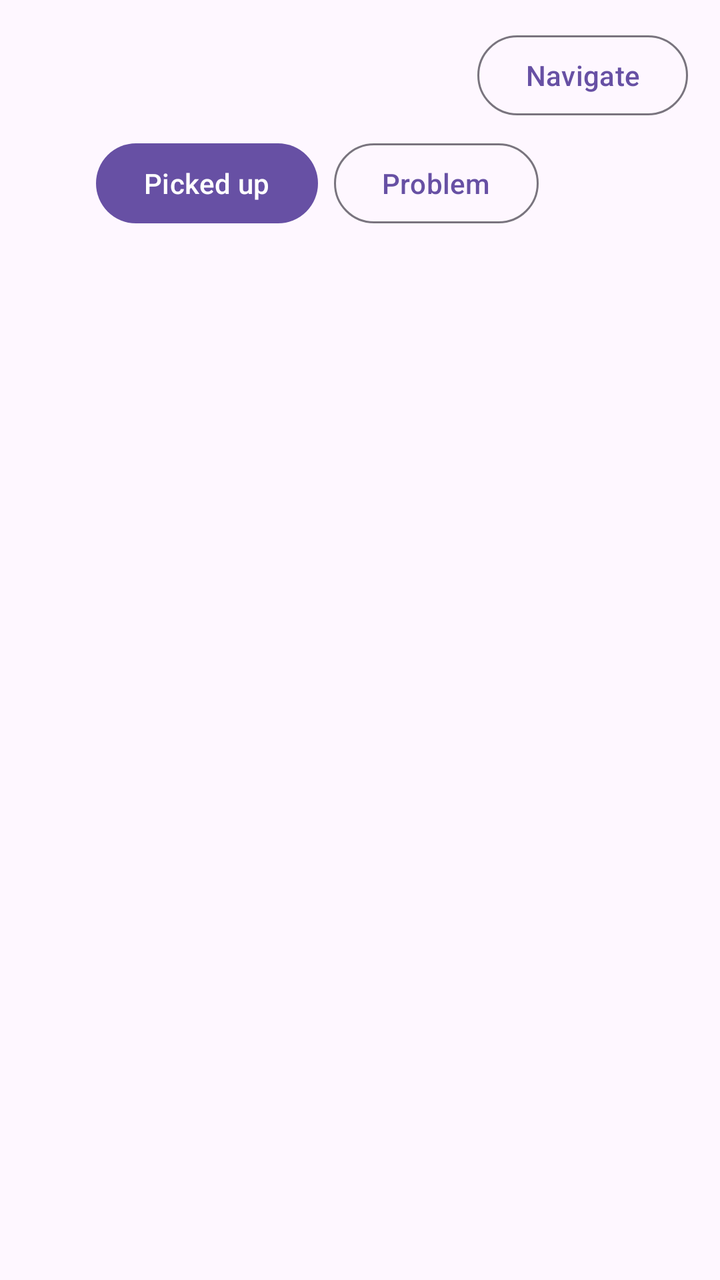
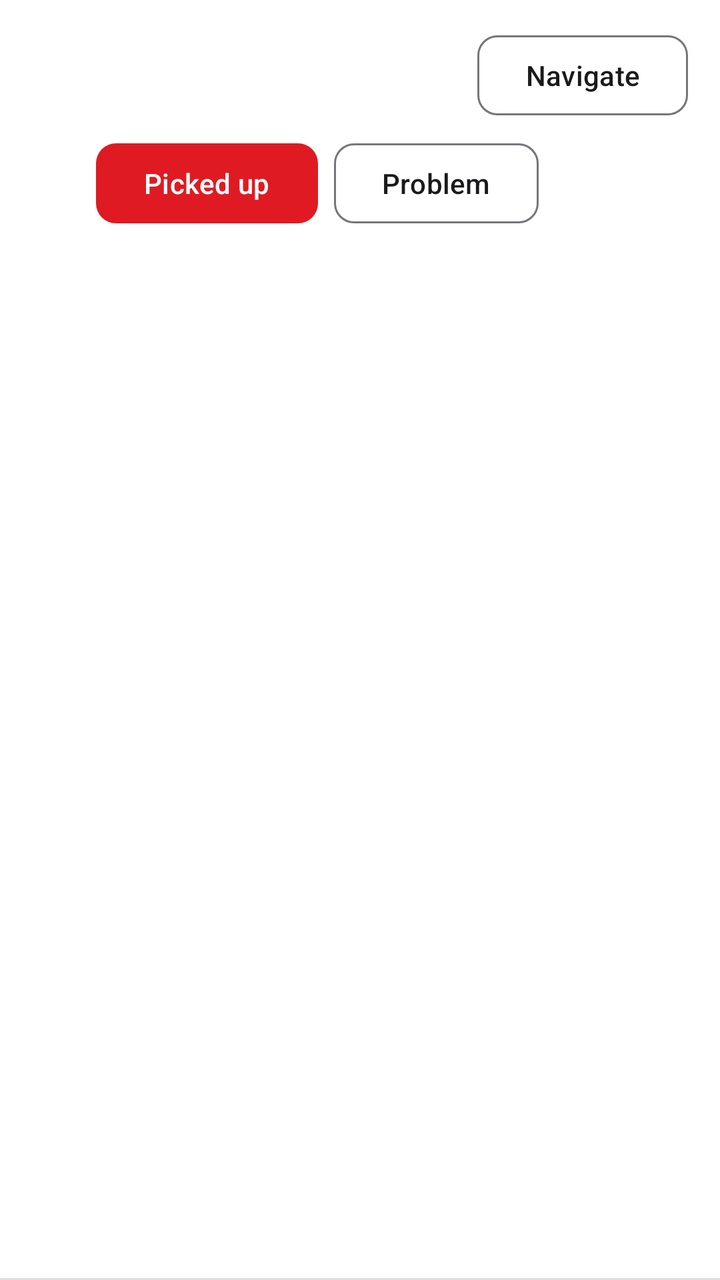

Two renders of the same Android screen: before a commit and after it. Below are the layout's source before the change and the commit's diff.
<!-- AndroidManifest.xml: application theme Theme.ACDOS -->
<!-- res/layout/item_route_stop.xml -->
<?xml version="1.0" encoding="utf-8"?>
<LinearLayout xmlns:android="http://schemas.android.com/apk/res/android"
    android:layout_width="match_parent"
    android:layout_height="wrap_content"
    android:orientation="vertical"
    android:paddingHorizontal="16dp"
    android:paddingVertical="8dp">

    <LinearLayout
        android:layout_width="match_parent"
        android:layout_height="wrap_content"
        android:gravity="center_vertical"
        android:minHeight="56dp"
        android:orientation="horizontal">

        <TextView
            android:id="@+id/number"
            android:layout_width="32dp"
            android:layout_height="wrap_content"
            android:textAppearance="?attr/textAppearanceTitleMedium" />

        <LinearLayout
            android:layout_width="0dp"
            android:layout_height="wrap_content"
            android:layout_weight="1"
            android:orientation="vertical">

            <TextView
                android:id="@+id/crew_name"
                android:layout_width="wrap_content"
                android:layout_height="wrap_content"
                android:textAppearance="?attr/textAppearanceTitleMedium" />

            <TextView
                android:id="@+id/zone"
                android:layout_width="wrap_content"
                android:layout_height="wrap_content"
                android:textAppearance="?attr/textAppearanceBodyMedium" />

            <TextView
                android:id="@+id/pickup_time"
                android:layout_width="wrap_content"
                android:layout_height="wrap_content"
                android:textAppearance="?attr/textAppearanceBodyMedium" />

        </LinearLayout>

        <Button
            android:id="@+id/navigate"
            style="?attr/materialButtonOutlinedStyle"
            android:layout_width="wrap_content"
            android:layout_height="wrap_content"
            android:text="@string/action_navigate" />

    </LinearLayout>

    <TextView
        android:id="@+id/status"
        android:layout_width="wrap_content"
        android:layout_height="wrap_content"
        android:layout_marginStart="32dp"
        android:textAppearance="?attr/textAppearanceLabelLarge"
        android:visibility="gone" />

    <LinearLayout
        android:id="@+id/actions"
        android:layout_width="wrap_content"
        android:layout_height="wrap_content"
        android:layout_marginStart="32dp"
        android:orientation="horizontal">

        <Button
            android:id="@+id/picked_up"
            android:layout_width="wrap_content"
            android:layout_height="wrap_content"
            android:text="@string/route_action_picked_up" />

        <Button
            android:id="@+id/problem"
            style="?attr/materialButtonOutlinedStyle"
            android:layout_width="wrap_content"
            android:layout_height="wrap_content"
            android:layout_marginStart="8dp"
            android:text="@string/route_action_problem" />

    </LinearLayout>

</LinearLayout>
<!-- resources referenced by this layout -->
<resources>
  <style name="Base.Theme.ACDOS" parent="Theme.Material3.DayNight.NoActionBar">
          
          
      </style>
  <!-- unchanged entries left out for length: 4 -->
</resources>

<!-- the commit's change to res/layout/item_route_stop.xml (unified diff, before → after) -->
@@ -1,5 +1,6 @@
 <?xml version="1.0" encoding="utf-8"?>
 <LinearLayout xmlns:android="http://schemas.android.com/apk/res/android"
+    style="@style/Widget.ACDOS.ListRow"
     android:layout_width="match_parent"
     android:layout_height="wrap_content"
     android:orientation="vertical"
@@ -35,13 +36,13 @@
                 android:id="@+id/zone"
                 android:layout_width="wrap_content"
                 android:layout_height="wrap_content"
-                android:textAppearance="?attr/textAppearanceBodyMedium" />
+                android:textAppearance="@style/TextAppearance.ACDOS.Secondary" />
 
             <TextView
                 android:id="@+id/pickup_time"
                 android:layout_width="wrap_content"
                 android:layout_height="wrap_content"
-                android:textAppearance="?attr/textAppearanceBodyMedium" />
+                android:textAppearance="@style/TextAppearance.ACDOS.Secondary" />
 
         </LinearLayout>
 
@@ -54,12 +55,20 @@
 
     </LinearLayout>
 
-    <TextView
-        android:id="@+id/status"
+    <com.google.android.material.chip.Chip
+        android:id="@+id/status_success"
+        style="@style/Widget.ACDOS.Chip.Success"
         android:layout_width="wrap_content"
         android:layout_height="wrap_content"
         android:layout_marginStart="32dp"
-        android:textAppearance="?attr/textAppearanceLabelLarge"
+        android:visibility="gone" />
+
+    <com.google.android.material.chip.Chip
+        android:id="@+id/status_warning"
+        style="@style/Widget.ACDOS.Chip.Warning"
+        android:layout_width="wrap_content"
+        android:layout_height="wrap_content"
+        android:layout_marginStart="32dp"
         android:visibility="gone" />
 
     <LinearLayout
<!-- resource entries referenced after the edit -->
@@ -1,8 +1,284 @@
 <!-- resources referenced by this layout -->
 <resources>
+  <style name="TextAppearance.ACDOS.Secondary" parent="TextAppearance.Material3.BodyMedium">
+          <item name="android:textColor">?attr/colorOnSurfaceVariant</item>
+      </style>
+  <style name="Widget.ACDOS.Chip.Success">
+          <item name="chipBackgroundColor">?attr/colorSuccessContainer</item>
+          <item name="android:textColor">?attr/colorOnSuccessContainer</item>
+      </style>
+  <style name="Widget.ACDOS.Chip.Warning">
+          <item name="chipBackgroundColor">?attr/colorWarningContainer</item>
+          <item name="android:textColor">?attr/colorOnWarningContainer</item>
+      </style>
+  <style name="Widget.ACDOS.ListRow" parent="">
+          <item name="android:background">@drawable/bg_list_row</item>
+          <item name="android:minHeight">48dp</item>
+      </style>
+  <!-- drawable bg_list_row (drawable) -->
+  <?xml version="1.0" encoding="utf-8"?>
+  <layer-list xmlns:android="http://schemas.android.com/apk/res/android">
+      <item>
+          <shape>
+              <solid android:color="?attr/colorOutlineVariant" />
+          </shape>
+      </item>
+      <item android:bottom="1dp">
+          <shape>
+              <solid android:color="?attr/colorSurface" />
+          </shape>
+      </item>
+  </layer-list>
   <style name="Base.Theme.ACDOS" parent="Theme.Material3.DayNight.NoActionBar">
           
-          
+          <item name="colorPrimary">@color/kq_red</item>
+          <item name="colorOnPrimary">@color/on_kq_red</item>
+          <item name="colorPrimaryContainer">@color/role_primary_container</item>
+          <item name="colorOnPrimaryContainer">@color/role_on_primary_container</item>
+          <item name="colorPrimaryInverse">@color/role_primary_inverse</item>
+          <item name="colorPrimaryFixed">@color/fixed_primary_fixed</item>
+          <item name="colorPrimaryFixedDim">@color/fixed_primary_fixed_dim</item>
+          <item name="colorOnPrimaryFixed">@color/fixed_on_primary_fixed</item>
+          <item name="colorOnPrimaryFixedVariant">@color/fixed_on_primary_fixed_variant</item>
+  
+          
+          <item name="colorSecondary">@color/role_secondary</item>
+          <item name="colorOnSecondary">@color/role_on_secondary</item>
+          <item name="colorSecondaryContainer">@color/role_primary_container</item>
+          <item name="colorOnSecondaryContainer">@color/role_on_primary_container</item>
+          <item name="colorSecondaryFixed">@color/fixed_neutral_fixed</item>
+          <item name="colorSecondaryFixedDim">@color/fixed_neutral_fixed_dim</item>
+          <item name="colorOnSecondaryFixed">@color/fixed_on_neutral_fixed</item>
+          <item name="colorOnSecondaryFixedVariant">@color/fixed_on_neutral_fixed_variant</item>
+          <item name="colorTertiary">@color/role_tertiary</item>
+          <item name="colorOnTertiary">@color/role_on_tertiary</item>
+          <item name="colorTertiaryContainer">@color/role_tertiary_container</item>
+          <item name="colorOnTertiaryContainer">@color/role_on_tertiary_container</item>
+          <item name="colorTertiaryFixed">@color/fixed_neutral_fixed</item>
+          <item name="colorTertiaryFixedDim">@color/fixed_neutral_fixed_dim</item>
+          <item name="colorOnTertiaryFixed">@color/fixed_on_neutral_fixed</item>
+          <item name="colorOnTertiaryFixedVariant">@color/fixed_on_neutral_fixed_variant</item>
+  
+          
+          <item name="android:colorBackground">@color/role_background</item>
+          <item name="colorOnBackground">@color/role_on_surface</item>
+          <item name="colorSurface">@color/role_surface</item>
+          <item name="colorSurfaceContainerLowest">@color/role_surface_container_lowest</item>
+          <item name="colorSurfaceContainerLow">@color/role_surface_container_low</item>
+          <item name="colorSurfaceContainer">@color/role_surface_container</item>
+          <item name="colorSurfaceContainerHigh">@color/role_surface_container_high</item>
+          <item name="colorSurfaceContainerHighest">@color/role_surface_container_highest</item>
+          <item name="colorSurfaceVariant">@color/role_surface_variant</item>
+          <item name="colorSurfaceBright">@color/role_surface_bright</item>
+          <item name="colorSurfaceDim">@color/role_surface_dim</item>
+          <item name="colorSurfaceInverse">@color/role_surface_inverse</item>
+          <item name="colorOnSurface">@color/role_on_surface</item>
+          <item name="colorOnSurfaceVariant">@color/role_on_surface_variant</item>
+          <item name="colorOnSurfaceInverse">@color/role_on_surface_inverse</item>
+          <item name="colorOutline">@color/role_outline</item>
+          <item name="colorOutlineVariant">@color/role_outline_variant</item>
+          
+          <item name="elevationOverlayEnabled">false</item>
+  
+          
+          <item name="colorError">@color/role_error</item>
+          <item name="colorOnError">@color/role_on_error</item>
+          <item name="colorErrorContainer">@color/role_error_container</item>
+          <item name="colorOnErrorContainer">@color/role_on_error_container</item>
+          <item name="colorWarningContainer">@color/role_warning_container</item>
+          <item name="colorOnWarningContainer">@color/role_on_warning_container</item>
+          <item name="colorSuccessContainer">@color/role_success_container</item>
+          <item name="colorOnSuccessContainer">@color/role_on_success_container</item>
+  
+          
+          <item name="colorControlActivated">?attr/colorOnPrimaryContainer</item>
+          <item name="android:textColorLink">?attr/colorOnPrimaryContainer</item>
+          <item name="android:textColorLinkInverse">?attr/colorPrimaryInverse</item>
+          <item name="android:textColorHighlight">?attr/colorPrimaryContainer</item>
+  
+          
+          <item name="textAppearanceDisplaySmall">@style/TextAppearance.ACDOS.DisplaySmall</item>
+          <item name="textAppearanceHeadlineMedium">@style/TextAppearance.ACDOS.HeadlineMedium</item>
+          <item name="textAppearanceTitleLarge">@style/TextAppearance.ACDOS.TitleLarge</item>
+          <item name="textAppearanceTitleMedium">@style/TextAppearance.ACDOS.TitleMedium</item>
+          <item name="textAppearanceTitleSmall">@style/TextAppearance.ACDOS.TitleSmall</item>
+          <item name="textAppearanceLabelLarge">@style/TextAppearance.ACDOS.LabelLarge</item>
+          <item name="textAppearanceLabelMedium">@style/TextAppearance.ACDOS.LabelMedium</item>
+  
+          
+          <item name="shapeAppearanceCornerExtraSmall">@style/ShapeAppearance.ACDOS.ExtraSmall</item>
+          <item name="shapeAppearanceCornerSmall">@style/ShapeAppearance.ACDOS.Small</item>
+          <item name="shapeAppearanceCornerMedium">@style/ShapeAppearance.ACDOS.Medium</item>
+          <item name="shapeAppearanceCornerLarge">@style/ShapeAppearance.ACDOS.Large</item>
+          <item name="shapeAppearanceCornerExtraLarge">@style/ShapeAppearance.ACDOS.ExtraLarge</item>
+  
+          
+          <item name="materialButtonStyle">@style/Widget.ACDOS.Button</item>
+          <item name="borderlessButtonStyle">@style/Widget.ACDOS.Button.Text</item>
+          <item name="materialButtonOutlinedStyle">@style/Widget.ACDOS.Button.Outlined</item>
+          <item name="buttonBarButtonStyle">@style/Widget.ACDOS.Button.Dialog</item>
+          <item name="materialAlertDialogTheme">@style/ThemeOverlay.ACDOS.MaterialAlertDialog</item>
+          <item name="textInputOutlinedStyle">@style/Widget.ACDOS.TextInputLayout</item>
+          <item name="materialCardViewOutlinedStyle">@style/Widget.ACDOS.CardView</item>
+          <item name="bottomNavigationStyle">@style/Widget.ACDOS.BottomNavigationView</item>
+          <item name="toolbarStyle">@style/Widget.ACDOS.Toolbar</item>
+          <item name="tabStyle">@style/Widget.ACDOS.TabLayout</item>
+          <item name="android:progressBarStyle">@style/Widget.ACDOS.ProgressBar</item>
+      </style>
+  <color name="kq_red">#E01A22</color>
+  <color name="on_kq_red">#FFFFFF</color>
+  <color name="role_primary_container">#FDE7E9</color>
+  <color name="role_on_primary_container">#7A0012</color>
+  <color name="role_primary_inverse">#FFB3B8</color>
+  <color name="fixed_primary_fixed">#FDE7E9</color>
+  <color name="fixed_primary_fixed_dim">#FFB3B8</color>
+  <color name="fixed_on_primary_fixed">#3F0007</color>
+  <color name="fixed_on_primary_fixed_variant">#7A0012</color>
+  <color name="role_secondary">#55555B</color>
+  <color name="role_on_secondary">#FFFFFF</color>
+  <color name="fixed_neutral_fixed">#E8E8EB</color>
+  <color name="fixed_neutral_fixed_dim">#D0D0D5</color>
+  <color name="fixed_on_neutral_fixed">#1A1A1C</color>
+  <color name="fixed_on_neutral_fixed_variant">#55555B</color>
+  <color name="role_tertiary">#55555B</color>
+  <color name="role_on_tertiary">#FFFFFF</color>
+  <color name="role_tertiary_container">#E8E8EB</color>
+  <color name="role_on_tertiary_container">#1A1A1C</color>
+  <color name="role_background">#F7F7F8</color>
+  <color name="role_on_surface">#1A1A1C</color>
+  <color name="role_surface">#FFFFFF</color>
+  <color name="role_surface_container_lowest">#FFFFFF</color>
+  <color name="role_surface_container_low">#F4F4F5</color>
+  <color name="role_surface_container">#EFEFF1</color>
+  <color name="role_surface_container_high">#E8E8EB</color>
+  <color name="role_surface_container_highest">#E1E1E5</color>
+  <color name="role_surface_variant">#E8E8EB</color>
+  <color name="role_surface_bright">#FFFFFF</color>
+  <color name="role_surface_dim">#DADADE</color>
+  <color name="role_surface_inverse">#2E2E33</color>
+  <color name="role_on_surface_variant">#55555B</color>
+  <color name="role_on_surface_inverse">#F1F1F3</color>
+  <color name="role_outline">#75757C</color>
+  <color name="role_outline_variant">#DEDEE2</color>
+  <color name="role_error">#8C1D18</color>
+  <color name="role_on_error">#FFFFFF</color>
+  <color name="role_error_container">#F9DEDC</color>
+  <color name="role_on_error_container">#8C1D18</color>
+  <color name="role_warning_container">#FCEFC7</color>
+  <color name="role_on_warning_container">#6B4500</color>
+  <color name="role_success_container">#DCF3E3</color>
+  <color name="role_on_success_container">#14532D</color>
+  <style name="TextAppearance.ACDOS.DisplaySmall" parent="TextAppearance.Material3.DisplaySmall">
+          <item name="android:fontFamily">sans-serif-medium</item>
+      </style>
+  <style name="TextAppearance.ACDOS.HeadlineMedium" parent="TextAppearance.Material3.HeadlineMedium">
+          <item name="android:fontFamily">sans-serif-medium</item>
+      </style>
+  <style name="TextAppearance.ACDOS.TitleLarge" parent="TextAppearance.Material3.TitleLarge">
+          <item name="android:fontFamily">sans-serif-medium</item>
+      </style>
+  <style name="TextAppearance.ACDOS.TitleMedium" parent="TextAppearance.Material3.TitleMedium">
+          <item name="android:fontFamily">sans-serif-medium</item>
+      </style>
+  <style name="TextAppearance.ACDOS.TitleSmall" parent="TextAppearance.Material3.TitleSmall">
+          <item name="android:fontFamily">sans-serif-medium</item>
+      </style>
+  <style name="TextAppearance.ACDOS.LabelLarge" parent="TextAppearance.Material3.LabelLarge">
+          <item name="android:fontFamily">sans-serif-medium</item>
+      </style>
+  <style name="TextAppearance.ACDOS.LabelMedium" parent="TextAppearance.Material3.LabelMedium">
+          <item name="android:fontFamily">sans-serif-medium</item>
+      </style>
+  <style name="ShapeAppearance.ACDOS.ExtraSmall" parent="">
+          <item name="cornerFamily">rounded</item>
+          <item name="cornerSize">4dp</item>
+      </style>
+  <style name="ShapeAppearance.ACDOS.Small" parent="">
+          <item name="cornerFamily">rounded</item>
+          <item name="cornerSize">8dp</item>
+      </style>
+  <style name="ShapeAppearance.ACDOS.Medium" parent="">
+          <item name="cornerFamily">rounded</item>
+          <item name="cornerSize">12dp</item>
+      </style>
+  <style name="ShapeAppearance.ACDOS.Large" parent="">
+          <item name="cornerFamily">rounded</item>
+          <item name="cornerSize">16dp</item>
+      </style>
+  <style name="ShapeAppearance.ACDOS.ExtraLarge" parent="">
+          <item name="cornerFamily">rounded</item>
+          <item name="cornerSize">20dp</item>
+      </style>
+  <style name="Widget.ACDOS.Button" parent="Widget.Material3.Button">
+          <item name="shapeAppearance">@style/ShapeAppearance.ACDOS.Button</item>
+      </style>
+  <style name="Widget.ACDOS.Button.Text" parent="Widget.Material3.Button.TextButton">
+          <item name="materialThemeOverlay">@style/ThemeOverlay.ACDOS.Button.Text</item>
+          <item name="shapeAppearance">@style/ShapeAppearance.ACDOS.Button</item>
+      </style>
+  <style name="Widget.ACDOS.Button.Outlined" parent="Widget.Material3.Button.OutlinedButton">
+          <item name="materialThemeOverlay">@style/ThemeOverlay.ACDOS.Button.Outlined</item>
+          <item name="shapeAppearance">@style/ShapeAppearance.ACDOS.Button</item>
+          <item name="strokeColor">@color/button_outline</item>
+      </style>
+  <style name="Widget.ACDOS.Button.Dialog" parent="Widget.Material3.Button.TextButton.Dialog">
+          <item name="materialThemeOverlay">@style/ThemeOverlay.ACDOS.Button.Text</item>
+      </style>
+  <style name="ThemeOverlay.ACDOS.MaterialAlertDialog" parent="ThemeOverlay.Material3.MaterialAlertDialog">
+          <item name="buttonBarPositiveButtonStyle">@style/Widget.ACDOS.Button.Dialog</item>
+          <item name="buttonBarNegativeButtonStyle">@style/Widget.ACDOS.Button.Dialog</item>
+          <item name="buttonBarNeutralButtonStyle">@style/Widget.ACDOS.Button.Dialog</item>
+      </style>
+  <style name="Widget.ACDOS.TextInputLayout" parent="Widget.Material3.TextInputLayout.OutlinedBox">
+          <item name="materialThemeOverlay">@style/ThemeOverlay.ACDOS.TextInputEditText</item>
+          <item name="hintTextColor">@color/text_field_label</item>
+          <item name="android:textColorHint">@color/text_field_label</item>
+          <item name="helperTextTextColor">@color/text_field_label</item>
+          <item name="counterTextColor">@color/text_field_label</item>
+          <item name="placeholderTextColor">@color/text_field_label</item>
+          <item name="prefixTextColor">@color/text_field_label</item>
+          <item name="suffixTextColor">@color/text_field_label</item>
+          <item name="startIconTint">@color/text_field_label</item>
+          <item name="endIconTint">@color/text_field_label</item>
+          <item name="cursorColor">?attr/colorOnPrimaryContainer</item>
+      </style>
+  <style name="Widget.ACDOS.CardView" parent="Widget.Material3.CardView.Outlined">
+          <item name="cardBackgroundColor">?attr/colorSurface</item>
+          <item name="strokeColor">?attr/colorOutlineVariant</item>
+          <item name="strokeWidth">1dp</item>
+      </style>
+  <style name="Widget.ACDOS.BottomNavigationView" parent="Widget.Material3.BottomNavigationView">
+          <item name="backgroundTint">?attr/colorSurface</item>
+          <item name="itemActiveIndicatorStyle">@style/Widget.ACDOS.BottomNavigationView.ActiveIndicator</item>
+          <item name="itemIconTint">@color/nav_icon</item>
+          <item name="itemTextColor">@color/nav_label</item>
+      </style>
+  <style name="Widget.ACDOS.Toolbar" parent="Widget.Material3.Toolbar.Surface">
+          <item name="titleTextAppearance">?attr/textAppearanceTitleLarge</item>
+      </style>
+  <style name="Widget.ACDOS.TabLayout" parent="Widget.Material3.TabLayout">
+          <item name="tabIconTint">@color/nav_label</item>
+          <item name="tabSelectedTextColor">?attr/colorOnPrimaryContainer</item>
+          <item name="tabTextColor">?attr/colorOnSurfaceVariant</item>
+      </style>
+  <style name="Widget.ACDOS.ProgressBar" parent="Widget.AppCompat.ProgressBar">
+          <item name="android:indeterminateTint">?attr/colorPrimary</item>
+      </style>
+  <style name="ShapeAppearance.ACDOS.Button" parent="">
+          <item name="cornerFamily">rounded</item>
+          <item name="cornerSize">10dp</item>
+      </style>
+  <style name="ThemeOverlay.ACDOS.Button.Text" parent="ThemeOverlay.Material3.Button.TextButton">
+          <item name="colorOnContainer">?attr/colorOnPrimaryContainer</item>
+      </style>
+  <style name="ThemeOverlay.ACDOS.Button.Outlined" parent="ThemeOverlay.Material3.Button.TextButton">
+          <item name="colorOnContainer">?attr/colorOnSurface</item>
+      </style>
+  <style name="ThemeOverlay.ACDOS.TextInputEditText" parent="ThemeOverlay.Material3.TextInputEditText.OutlinedBox">
+          <item name="colorControlActivated">?attr/colorOnPrimaryContainer</item>
+      </style>
+  <style name="Widget.ACDOS.BottomNavigationView.ActiveIndicator" parent="Widget.Material3.BottomNavigationView.ActiveIndicator">
+          <item name="android:color">?attr/colorPrimary</item>
       </style>
   <!-- unchanged entries left out for length: 4 -->
 </resources>
